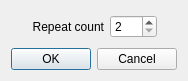
Above: src/GUI/repeatCountDialog.ui from Whatang/DrumBurp before the change. Below: the same form after it.
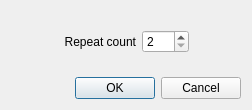
That is the form after the change.

Commit message: Interface for changing the BPM at a measure.

```diff
--- a/src/GUI/repeatCountDialog.ui
+++ b/src/GUI/repeatCountDialog.ui
@@ -6,8 +6,8 @@
    <rect>
     <x>0</x>
     <y>0</y>
-    <width>174</width>
-    <height>81</height>
+    <width>252</width>
+    <height>110</height>
    </rect>
   </property>
   <property name="windowTitle">
@@ -64,7 +64,7 @@
         <number>2</number>
        </property>
        <property name="maximum">
-        <number>128</number>
+        <number>300</number>
        </property>
       </widget>
      </item>
```
The commit also changes 4 other files.
